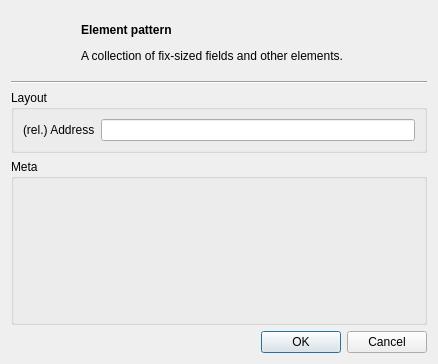
The window that src/elementdialog.ui (dmr-tools/anytone-emu) describes before a commit, drawn with Qt 5.
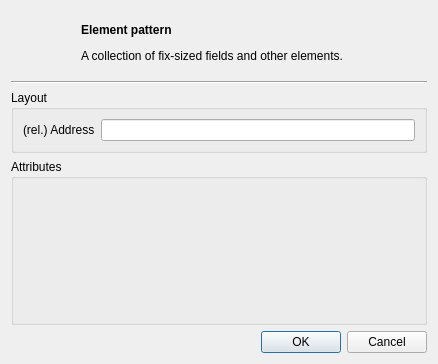
The same window after the commit. Custom widgets are drawn as their Qt base class.

What changed in the file:
```diff
--- a/src/elementdialog.ui
+++ b/src/elementdialog.ui
@@ -80,7 +80,7 @@
    <item>
     <widget class="QGroupBox" name="groupBox_2">
      <property name="title">
-      <string>Meta</string>
+      <string>Attributes</string>
      </property>
      <layout class="QVBoxLayout" name="verticalLayout">
       <property name="spacing">
```
